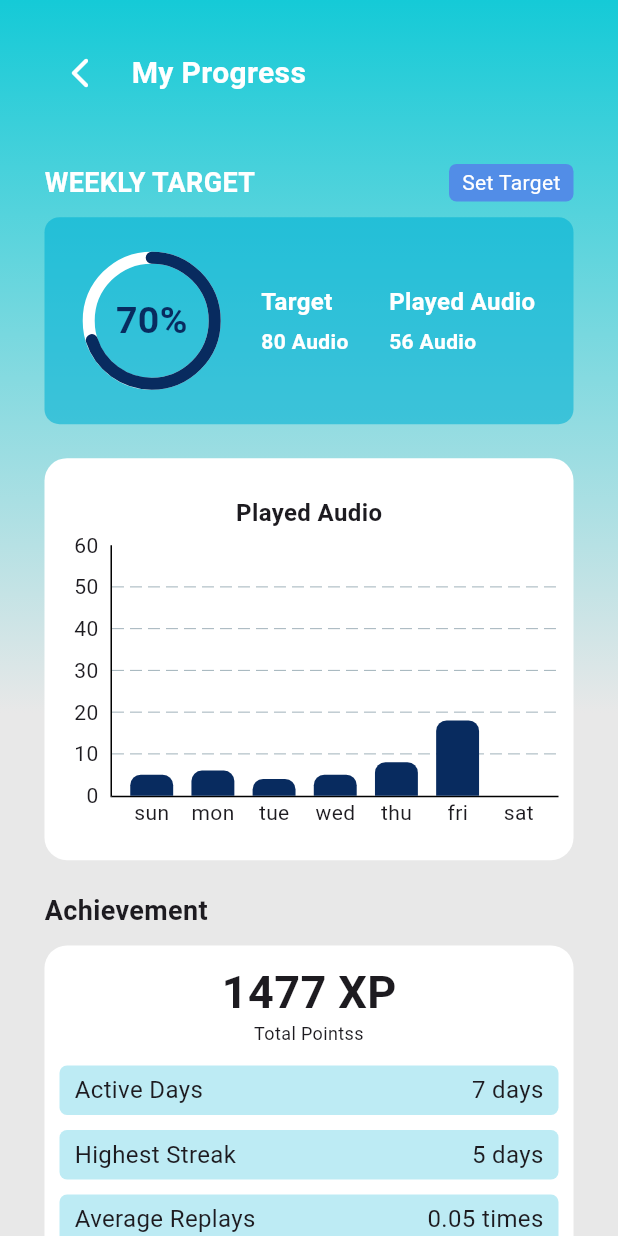
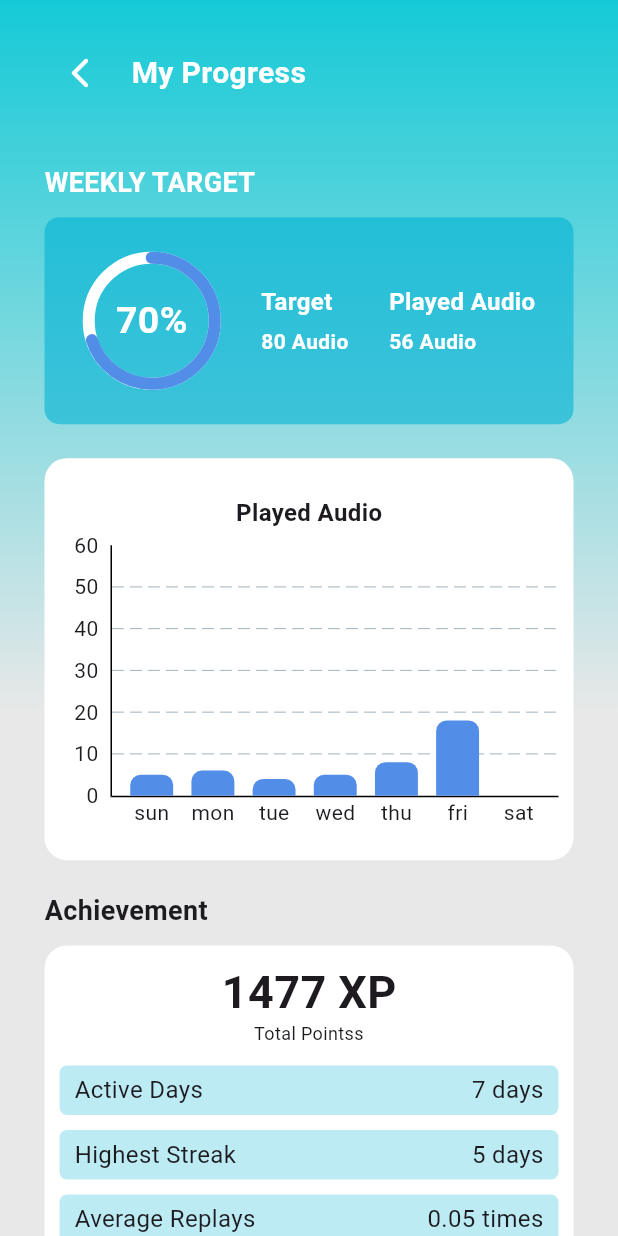
Before and after one commit to risal098/dimastiux, a Flutter app: the ProgressPage screen opened directly, on a phone screen of 412 x 824 dp. Run offline on Flutter 3.47's test engine with Material 3 defaults, Android fonts, the phone set to English and light mode, and no system bars; drawn by our look-alikes of fl_chart, percent_indicator; our stand-ins replace auto_size_text, flutter_svg, get, just_audio; missing offline and left inert: string_similarity; network calls fail.

Commit message:
delete logo, change color, change aboutus to popup

```diff
--- a/lib/main.dart
+++ b/lib/main.dart
@@ -16,7 +16,7 @@ class MyApp extends StatelessWidget {
   Widget build(BuildContext context) {
     return GetMaterialApp(
       debugShowCheckedModeBanner: false,
-      title: 'Flutter Demo',
+      title: 'Scriby',
       theme: ThemeData(
         // colorScheme: ColorScheme.fromSeed(seedColor: Color.fromARGB(255, 255, 255, 255)),
         useMaterial3: true,
--- a/lib/screens/accountPage.dart
+++ b/lib/screens/accountPage.dart
@@ -64,8 +64,8 @@ void _onItemTapped(int index) {
         alignment: Alignment.center,
       children:[Container(child:Column( //expanded
         children:[ Container(
-                width: mediaQueryData.size.width,
-                height: mediaQueryData.size.height*1/4,
+                width: MediaQuery.of(context).size.width,
+                height: MediaQuery.of(context).size.height*1/4,
 
                 decoration: BoxDecoration(
 
@@ -262,7 +262,7 @@ Widget TermsOfService(MediaQueryData mediaQueryData, context){
 
 Widget helpOption(MediaQueryData mediaQueryData, context){
   return InkWell(
-    onTap:(){Navigator.push(context, MaterialPageRoute(builder: (context){return AboutUs();}));},
+    onTap:(){MyshowDialog2.showToSDialog(context);},
     child:Container(
     padding: EdgeInsets.all(16),
     width: mediaQueryData.size.width,
--- a/lib/screens/progress.dart
+++ b/lib/screens/progress.dart
@@ -78,20 +78,7 @@ class ProgressPage extends StatelessWidget {
                             fontSize: 18,
                             color: Colors.white),
                       ),
-                      InkWell(
-                        child: Container(
-                          alignment: Alignment.center,
-                          height: 25,
-                          width: 83,
-                          decoration: BoxDecoration(
-                              borderRadius: BorderRadius.circular(5),
-                              color: const Color(0xff528DE7)),
-                          child: const Text(
-                            "Set Target",
-                            style: TextStyle(color: Colors.white),
-                          ),
-                        ),
-                      )
+
                     ],
                   ),
                   const SizedBox(
--- a/lib/widgets/chart.dart
+++ b/lib/widgets/chart.dart
@@ -54,7 +54,7 @@ class MyBarData extends StatelessWidget {
           .map((data) => BarChartGroupData(x: data.x, barRods: [
                 BarChartRodData(
                   toY: data.y,
-                  color: Color.fromARGB(255, 8, 43, 95),
+                  color: Color(0xff528DE7), //Color.fromARGB(255, 8, 43, 95),,
                   borderRadius: BorderRadius.only(
                       topLeft: Radius.circular(7),
                       topRight: Radius.circular(7)),
--- a/lib/widgets/target.dart
+++ b/lib/widgets/target.dart
@@ -35,13 +35,13 @@ class _TargetCardState extends State<TargetCard> {
             percent: AccountData.weeklyProgresPercentage!/100,
             circularStrokeCap: CircularStrokeCap.round,
             lineWidth: 8,
-            progressColor:Color.fromARGB(255, 8, 43, 95),// Color(0xff528DE7),
+            progressColor: Color(0xff528DE7), //Color.fromARGB(255, 8, 43, 95),
             animation: true,
             animationDuration: 800,
             animateFromLastPercent: true,
             backgroundColor: Colors.white,
             center: Text("${AccountData.weeklyProgresPercentage}%", style: TextStyle(fontSize: 25, fontWeight: FontWeight.bold,
-            color: Color.fromARGB(255, 8, 43, 95)),),
+            color: Colors.white),),
             ),
           TextTarget("Target", target),
           TextTarget("Played Audio", spended),
```
Also changed, not shown: lib/screens/about_us.dart (+11 -0 lines), lib/screens/login_page.dart (+2 -11 lines), lib/screens/register_page.dart (+3 -10 lines), 1 other file.
